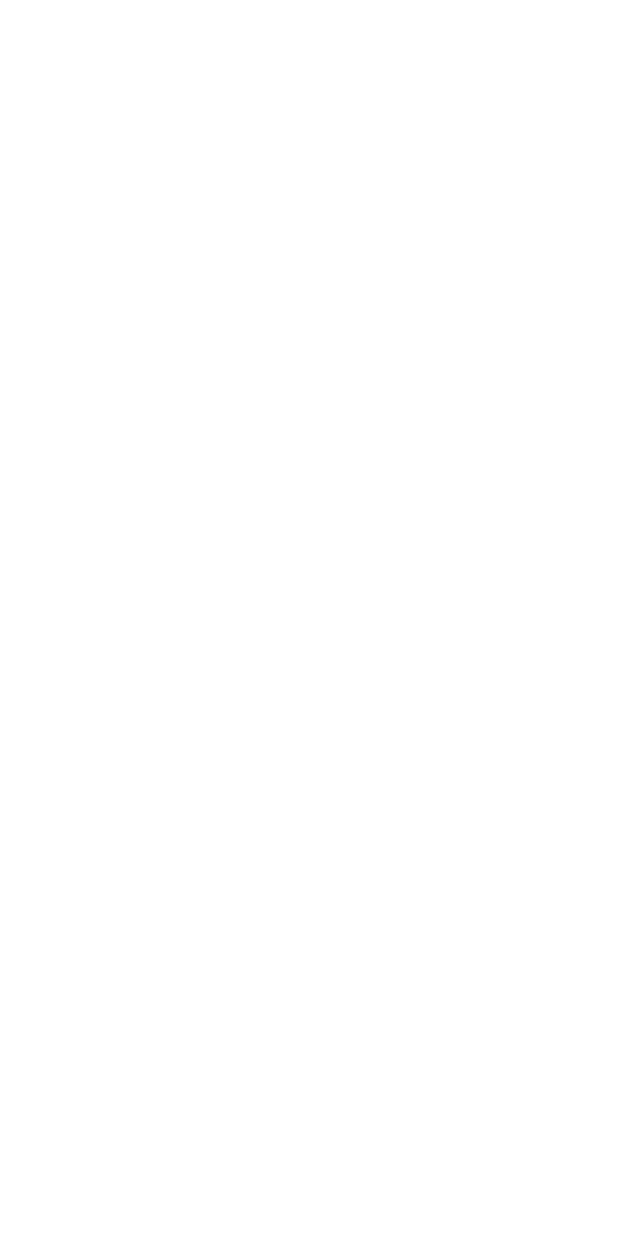
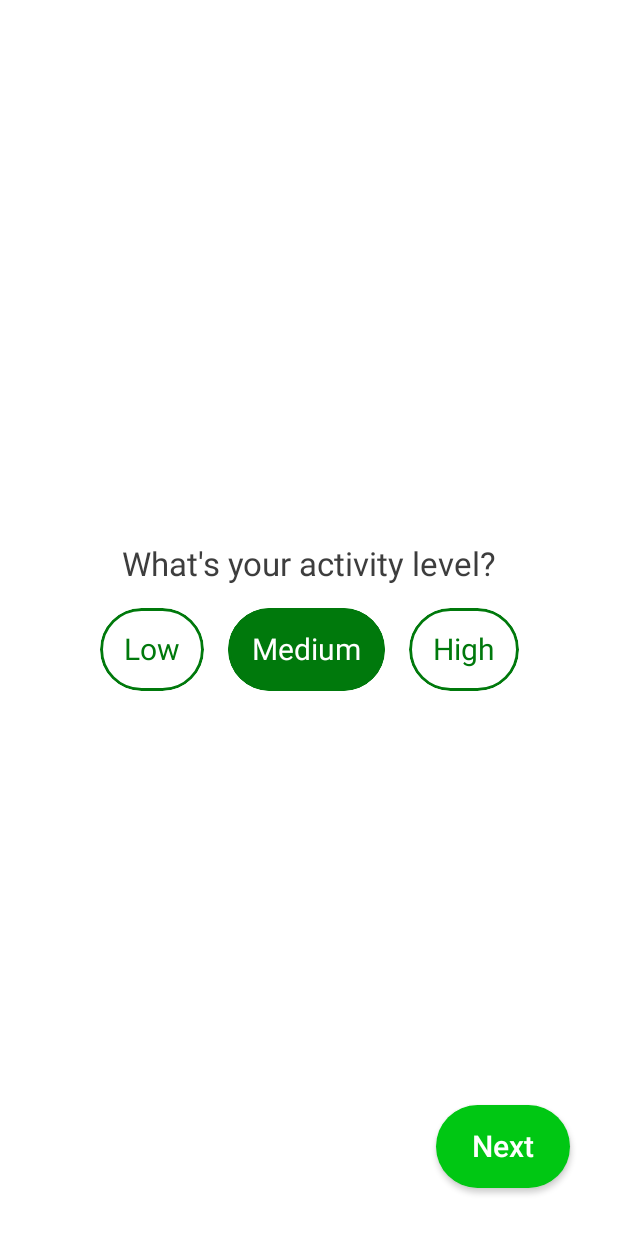
Before and after one commit to khorevigor/CalorieTracker_plc, an Android app built with Jetpack Compose: the ActivityLevelScreen screen opened through its navigation route, on a phone screen of 412 x 824 dp. Before the commit the screen is empty. Run offline under Robolectric (Android 15) with nearby library versions, the phone set to English and light mode, and no system bars; our stand-ins replace Dagger/Hilt's generated code.

Commit message:
Add Goal and ActivityLevel Screens

```diff
--- a/app/src/main/java/com/plcoding/calorytracker/MainActivity.kt
+++ b/app/src/main/java/com/plcoding/calorytracker/MainActivity.kt
@@ -14,8 +14,10 @@ import androidx.navigation.compose.rememberNavController
 import com.plcoding.calorytracker.navigation.navigate
 import com.plcoding.calorytracker.ui.theme.CaloryTrackerTheme
 import com.plcoding.core.navigation.Route
+import com.plcoding.onboarding_presentation.activity.ActivityLevelScreen
 import com.plcoding.onboarding_presentation.age.AgeScreen
 import com.plcoding.onboarding_presentation.gender.GenderScreen
+import com.plcoding.onboarding_presentation.goal.GoalScreen
 import com.plcoding.onboarding_presentation.height.HeightScreen
 import com.plcoding.onboarding_presentation.weight.WeightScreen
 import com.plcoding.onboarding_presentation.welcome.WelcomeScreen
@@ -67,10 +69,14 @@ class MainActivity : ComponentActivity() {
 
                         }
                         composable(Route.ACTIVITY) {
-
+                            ActivityLevelScreen(
+                                onNavigate = navController::navigate
+                            )
                         }
                         composable(Route.GOAL) {
-
+                            GoalScreen(
+                                onNavigate = navController::navigate
+                            )
                         }
                         composable(Route.TRACKER_OVERVIEW) {
 
--- /dev/null
+++ b/onboarding/onboarding_presentation/src/main/java/com/plcoding/onboarding_presentation/activity/ActivityScreen.kt
@@ -0,0 +1,108 @@
+package com.plcoding.onboarding_presentation.activity
+
+import androidx.compose.foundation.layout.Arrangement
+import androidx.compose.foundation.layout.Box
+import androidx.compose.foundation.layout.Column
+import androidx.compose.foundation.layout.Row
+import androidx.compose.foundation.layout.Spacer
+import androidx.compose.foundation.layout.fillMaxSize
+import androidx.compose.foundation.layout.height
+import androidx.compose.foundation.layout.padding
+import androidx.compose.foundation.layout.width
+import androidx.compose.material.MaterialTheme
+import androidx.compose.material.Text
+import androidx.compose.runtime.Composable
+import androidx.compose.runtime.LaunchedEffect
+import androidx.compose.ui.Alignment
+import androidx.compose.ui.Modifier
+import androidx.compose.ui.graphics.Color
+import androidx.compose.ui.res.stringResource
+import androidx.compose.ui.text.font.FontWeight
+import androidx.hilt.navigation.compose.hiltViewModel
+import com.plcoding.core.util.UiEvent
+import com.plcoding.core_ui.LocalSpacing
+import com.plcoding.core.R
+import com.plcoding.core.domain.model.ActivityLevel
+import com.plcoding.onboarding_presentation.components.ActionButton
+import com.plcoding.onboarding_presentation.components.SelectableButton
+
+@Composable
+fun ActivityLevelScreen(
+    onNavigate: (UiEvent.Navigate) -> Unit,
+    viewModel: ActivityViewModel = hiltViewModel()
+) {
+    val spacing = LocalSpacing.current
+    LaunchedEffect(key1 = true) {
+        viewModel.uiEvent.collect { event ->
+            when (event) {
+                is UiEvent.Navigate -> onNavigate(event)
+                else -> Unit
+            }
+        }
+    }
+
+    Box(
+        modifier = Modifier
+            .fillMaxSize()
+            .padding(spacing.spaceLarge)
+    ) {
+        Column(
+            modifier = Modifier.fillMaxSize(),
+            verticalArrangement = Arrangement.Center,
+            horizontalAlignment = Alignment.CenterHorizontally
+        ) {
+            Text(
+                text = stringResource(id = R.string.whats_your_activity_level),
+                style = MaterialTheme.typography.h3
+            )
+            Spacer(modifier = Modifier.height(spacing.spaceMedium))
+            Row {
+                SelectableButton(
+                    text = stringResource(id = R.string.low),
+                    isSelected = viewModel.selectedActivityLevel is ActivityLevel.Low,
+                    color = MaterialTheme.colors.primaryVariant,
+                    selectedTextColor = Color.White,
+                    onClick = {
+                        viewModel.onActivityClick(ActivityLevel.Low)
+                    },
+                    textStyle = MaterialTheme.typography.button.copy(
+                        fontWeight = FontWeight.Normal
+                    )
+                )
+                Spacer(modifier = Modifier.width(spacing.spaceMedium))
+                SelectableButton(
+                    text = stringResource(id = R.string.medium),
+                    isSelected = viewModel.selectedActivityLevel is ActivityLevel.Medium,
+                    color = MaterialTheme.colors.primaryVariant,
+                    selectedTextColor = Color.White,
+                    onClick = {
+                        viewModel.onActivityClick(ActivityLevel.Medium)
+                    },
+                    textStyle = MaterialTheme.typography.button.copy(
+                        fontWeight = FontWeight.Normal
+                    )
+                )
+                Spacer(modifier = Modifier.width(spacing.spaceMedium))
+                SelectableButton(
+                    text = stringResource(id = R.string.high),
+                    isSelected = viewModel.selectedActivityLevel is ActivityLevel.High,
+                    color = MaterialTheme.colors.primaryVariant,
+                    selectedTextColor = Color.White,
+                    onClick = {
+                        viewModel.onActivityClick(ActivityLevel.High)
+                    },
+                    textStyle = MaterialTheme.typography.button.copy(
+                        fontWeight = FontWeight.Normal
+                    )
+                )
+            }
+        }
+        ActionButton(
+            text = stringResource(id = R.string.next),
+            onClick = viewModel::onNextClick,
+            modifier = Modifier.align(
+                Alignment.BottomEnd
+            )
+        )
+    }
+}
--- /dev/null
+++ b/onboarding/onboarding_presentation/src/main/java/com/plcoding/onboarding_presentation/activity/ActivityViewModel.kt
@@ -0,0 +1,40 @@
+package com.plcoding.onboarding_presentation.activity
+
+
+import androidx.compose.runtime.mutableStateOf
+import androidx.compose.runtime.getValue
+import androidx.compose.runtime.setValue
+import androidx.lifecycle.ViewModel
+import androidx.lifecycle.viewModelScope
+import com.plcoding.core.domain.model.ActivityLevel
+import com.plcoding.core.domain.model.Gender
+import com.plcoding.core.domain.preferences.Preferences
+import com.plcoding.core.navigation.Route
+import com.plcoding.core.util.UiEvent
+import dagger.hilt.android.lifecycle.HiltViewModel
+import kotlinx.coroutines.channels.Channel
+import kotlinx.coroutines.flow.receiveAsFlow
+import kotlinx.coroutines.launch
+import javax.inject.Inject
+
+@HiltViewModel
+class ActivityViewModel @Inject constructor(
+    private val preferences: Preferences
+) : ViewModel() {
+    var selectedActivityLevel by mutableStateOf<ActivityLevel>(ActivityLevel.Medium)
+        private set
+
+    private val _uiEvent = Channel<UiEvent>()
+    val uiEvent = _uiEvent.receiveAsFlow()
+
+    fun onActivityClick(activityLevel: ActivityLevel) {
+        selectedActivityLevel = activityLevel
+    }
+
+    fun onNextClick() {
+        viewModelScope.launch {
+            preferences.saveActivityLevel(selectedActivityLevel)
+            _uiEvent.send(UiEvent.Navigate(Route.GOAL))
+        }
+    }
+}
```
Also changed, not shown: onboarding/onboarding_presentation/src/main/java/com/plcoding/onboarding_presentation/goal/GoalScreen.kt (added, +108 -0 lines), onboarding/onboarding_presentation/src/main/java/com/plcoding/onboarding_presentation/goal/GoalViewModel.kt (added, +39 -0 lines).
